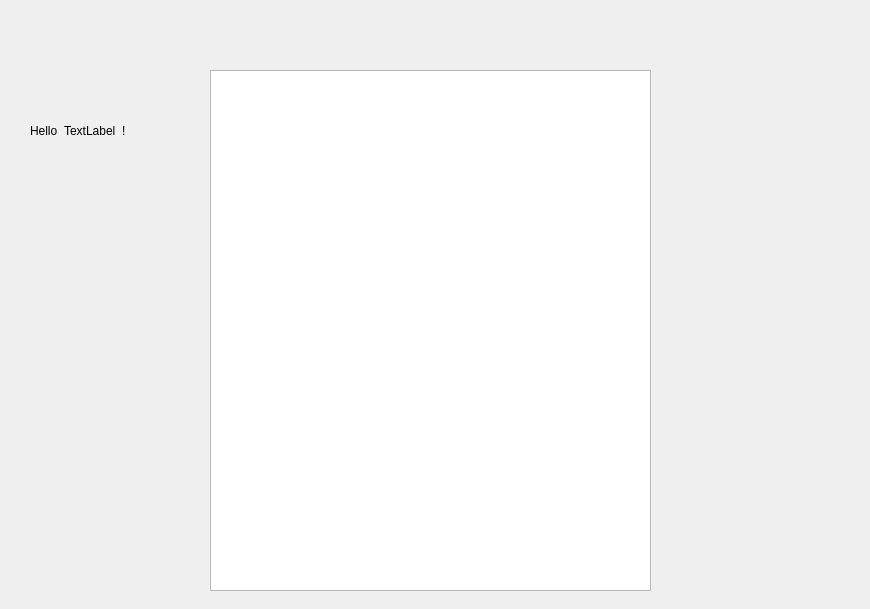
Qt form Qt_blog/blogwindow.ui (Nchrd/EGUI_TP1) before a commit.
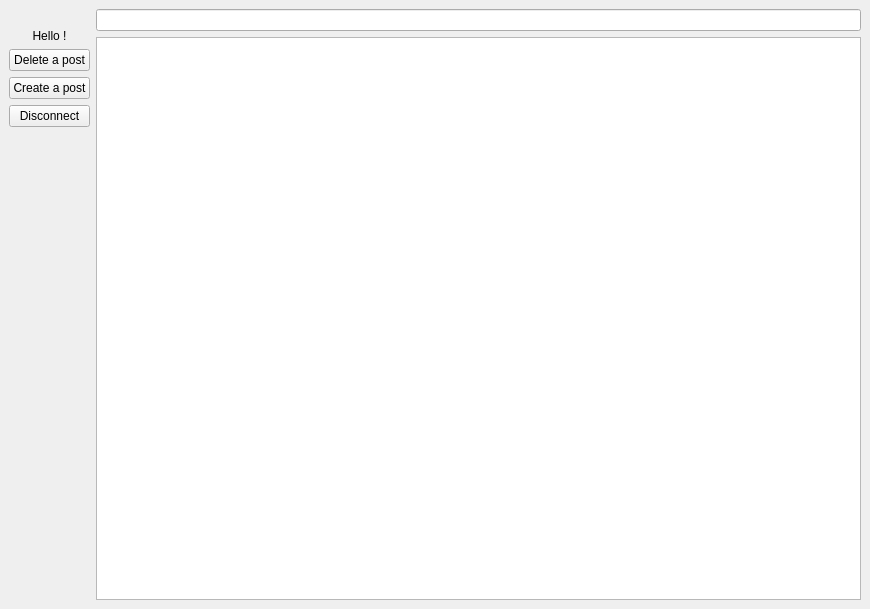
The same form after that commit. Icons and pictures are not drawn.

Commit message: Update blog in itself. Json link then done

Diff of the .ui file:
```diff
--- a/Qt_blog/blogwindow.ui
+++ b/Qt_blog/blogwindow.ui
@@ -14,24 +14,20 @@
    <string>MainWindow</string>
   </property>
   <widget class="QWidget" name="centralwidget">
-   <widget class="QListWidget" name="listWidget">
-    <property name="geometry">
-     <rect>
-      <x>210</x>
-      <y>70</y>
-      <width>441</width>
-      <height>521</height>
-     </rect>
-    </property>
-   </widget>
+   <layout class="QHBoxLayout" name="horizontalLayout_2">
+    <item>
+     <layout class="QHBoxLayout" name="horizontalLayout">
+      <item>
+       <layout class="QVBoxLayout" name="verticalLayout_2">
+        <item>
+         <layout class="QVBoxLayout" name="verticalLayout">
+          <item>
    <widget class="QLabel" name="profilePicLabel">
-    <property name="geometry">
-     <rect>
-      <x>60</x>
-      <y>70</y>
-      <width>63</width>
-      <height>51</height>
-     </rect>
+            <property name="maximumSize">
+             <size>
+              <width>100</width>
+              <height>100</height>
+             </size>
     </property>
     <property name="text">
      <string/>
@@ -40,41 +36,81 @@
      <bool>true</bool>
     </property>
    </widget>
-   <widget class="QWidget" name="layoutWidget">
-    <property name="geometry">
-     <rect>
-      <x>30</x>
-      <y>120</y>
-      <width>119</width>
-      <height>22</height>
-     </rect>
-    </property>
-    <layout class="QHBoxLayout" name="horizontalLayout">
+          </item>
      <item>
       <widget class="QLabel" name="helloLabel">
+            <property name="maximumSize">
+             <size>
+              <width>16777215</width>
+              <height>50</height>
+             </size>
+            </property>
        <property name="text">
-        <string>Hello</string>
-       </property>
+             <string>Hello !</string>
+            </property>
+            <property name="alignment">
+             <set>Qt::AlignCenter</set>
+            </property>
       </widget>
      </item>
      <item>
-      <widget class="QLabel" name="usernameLabel">
+           <widget class="QPushButton" name="deletePostPushButton">
        <property name="text">
-        <string>TextLabel</string>
+             <string>Delete a post</string>
        </property>
       </widget>
      </item>
+         </layout>
+        </item>
      <item>
-      <widget class="QLabel" name="label">
+         <widget class="QPushButton" name="postPushButton">
        <property name="text">
-        <string>!</string>
+           <string>Create a post</string>
        </property>
       </widget>
      </item>
-    </layout>
-   </widget>
-  </widget>
- </widget>
- <resources/>
+        <item>
+         <widget class="QPushButton" name="disconnectPushButton">
+          <property name="text">
+           <string>Disconnect</string>
+          </property>
+         </widget>
+        </item>
+        <item>
+         <spacer name="verticalSpacer">
+          <property name="orientation">
+           <enum>Qt::Vertical</enum>
+          </property>
+          <property name="sizeHint" stdset="0">
+           <size>
+            <width>20</width>
+            <height>40</height>
+           </size>
+          </property>
+         </spacer>
+        </item>
+       </layout>
+      </item>
+      <item>
+       <layout class="QVBoxLayout" name="verticalLayout_3">
+        <item>
+         <widget class="QLineEdit" name="postLineEdit"/>
+        </item>
+        <item>
+         <widget class="QListWidget" name="blogListWidget"/>
+        </item>
+       </layout>
+      </item>
+     </layout>
+    </item>
+   </layout>
+  </widget>
+ </widget>
+ <tabstops>
+  <tabstop>blogListWidget</tabstop>
+ </tabstops>
+ <resources>
+  <include location="test.qrc"/>
+ </resources>
  <connections/>
 </ui>
```
Left out of the diff: 5 changed lines with no effect on the pictures. Lines whose indentation alone changed are shown as unchanged. The commit also changes 48 other files.
